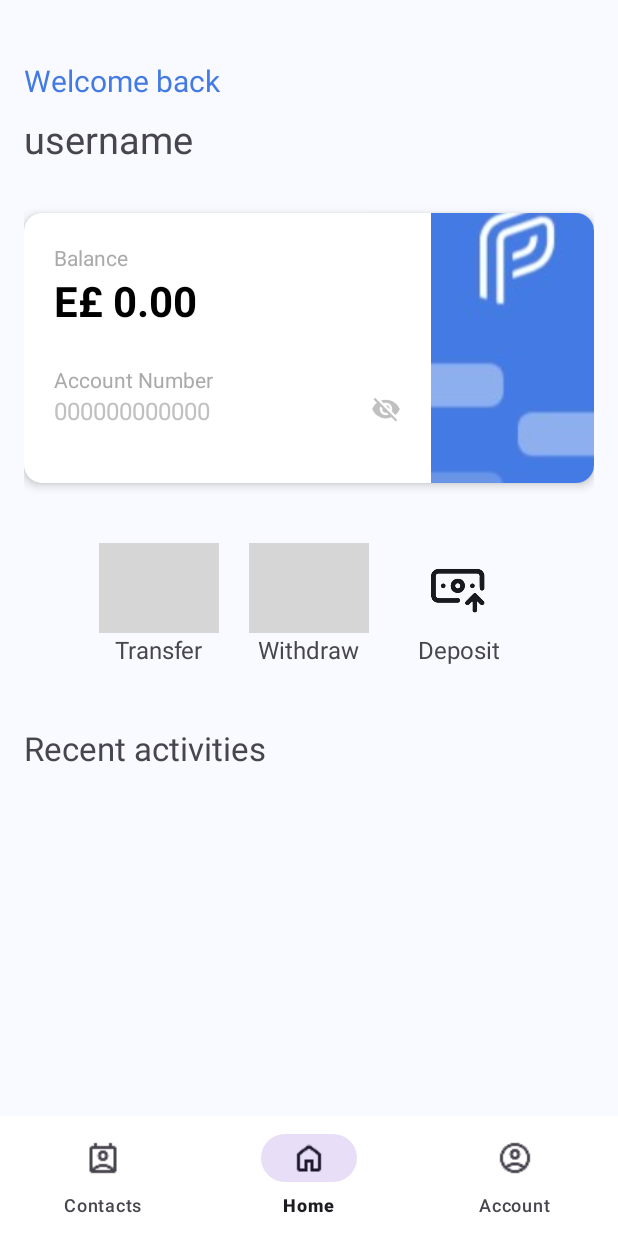
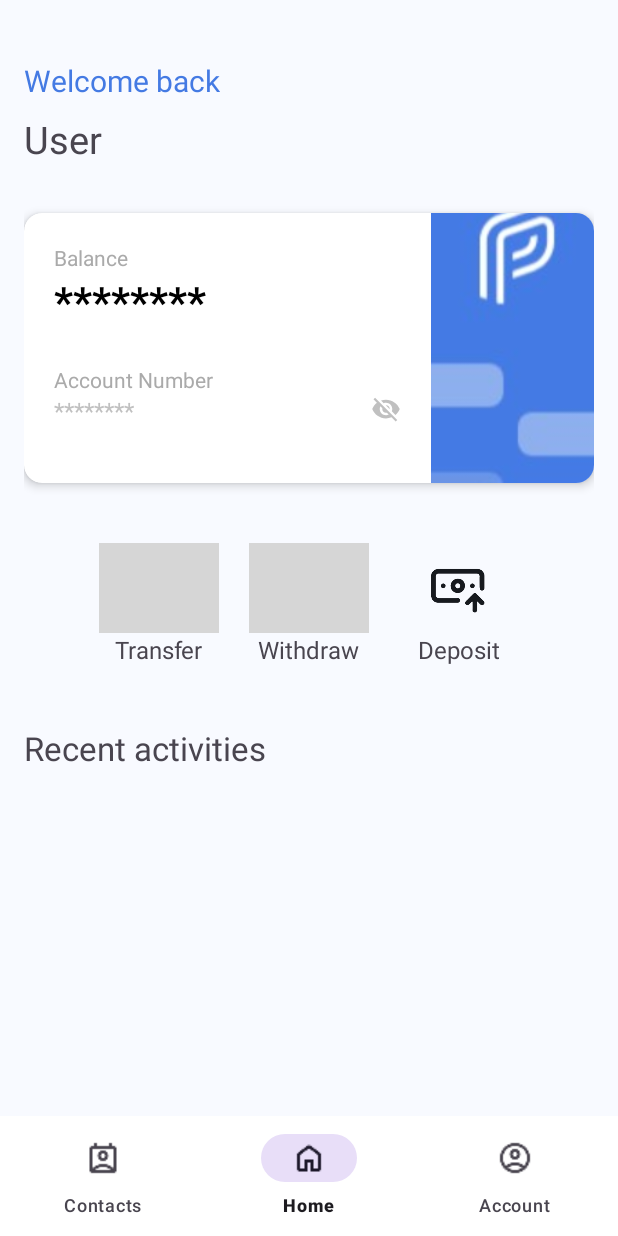
Before and after one commit to YousefMoPrince/PayOnApplication, an Android app: the MainActivity screen opened directly, with no data from a screen before it, on a phone screen of 412 x 824 dp. Run offline under Robolectric (Android 15) with nearby library versions, the phone set to English and light mode, and no system bars; Roboto replaces fonts that are not available here; grey boxes are pictures that could not be loaded.

```diff
--- a/app/src/main/java/com/megabyte/payonapplication/MainActivity.java
+++ b/app/src/main/java/com/megabyte/payonapplication/MainActivity.java
@@ -25,11 +25,10 @@ public class MainActivity extends AppCompatActivity {
     private TextView user, balance, account_number;
     private ImageView visibility, transfer, withdraw, deposit;
 
-
     private boolean isHidden = true;
-    private String realBalance = "";
+    private String realBalance = "0.00";
     private String realAccountNumber = "";
-    private String currentSource = "";
+    private String currentSource = "MainActivity";
 
     @Override
     protected void onCreate(Bundle savedInstanceState) {
@@ -38,12 +37,12 @@ public class MainActivity extends AppCompatActivity {
         setContentView(R.layout.activity_main);
 
         initViews();
-        updateDisplay();
         setupClickListeners();
         applyWindowInsets();
-        onResume();
+
+        loadUserData();
     }
-    // Initialize views
+
     private void initViews() {
         user = findViewById(R.id.username);
         balance = findViewById(R.id.balance);
@@ -55,68 +54,87 @@ public class MainActivity extends AppCompatActivity {
         transfer = findViewById(R.id.transfer_image);
     }
 
-
     private void loadUserData() {
         SharedPreferences prefs = getSharedPreferences("MyAppPrefs", MODE_PRIVATE);
-        String userId = prefs.getString("USER_ID", "0");
-        //get wallet data
+        String source = getIntent().getStringExtra("source");
+
+        String userId;
+        String username;
+    //load data from phone storage
+        if (source != null && source.equals("ActivitySignIn")) {
+            userId = prefs.getString("USER_ID", "0");
+            username = prefs.getString("USERNAMELOGGED", "User");
+            realAccountNumber = prefs.getString("ACCOUNT_NUMBERLOGGED", "000000000000");
+            realBalance = prefs.getString("BALANCELOGGED", "0.00");
+            currentSource = "ActivitySignIn";
+        } else if (source != null && source.equals("ActivitySignUp")) {
+            // تصحيح else لتصبح else if
+            userId = prefs.getString("USER_ID", "0");
+            username = prefs.getString("USERNAME", "User");
+            realAccountNumber = prefs.getString("ACCOUNT_NUMBER", "000000000000");
+            realBalance = prefs.getString("BALANCE", "0.00");
+            currentSource = "ActivitySignUp";
+        } else {
+            userId = prefs.getString("USER_ID", "0");
+            username = prefs.getString("USERNAMELOGGED", "User");
+            realAccountNumber = prefs.getString("ACCOUNT_NUMBERLOGGED", "000000000000");
+            realBalance = prefs.getString("BALANCELOGGED", "0.00");
+        }
+
+        user.setText(username);
+        updateDisplay();
+
+        // تحديث الرصيد من السيرفر
         ApiService apiService = RetrofitClient.getClient().create(ApiService.class);
         apiService.getWallet(Long.parseLong(userId)).enqueue(new retrofit2.Callback<GeneralApiResponse<WalletResponse>>() {
             @Override
             public void onResponse(Call<GeneralApiResponse<WalletResponse>> call, Response<GeneralApiResponse<WalletResponse>> response) {
                 if (response.isSuccessful() && response.body() != null) {
-                    String latestBalance = response.body().getData().getBalance().toString();
-
-                    balance.setText("E£ " + latestBalance);
-                    account_number.setText(prefs.getString("ACCOUNT_NUMBERLOGGED", "000000000000"));
-                    account_number.setText(prefs.getString("ACCOUNT_NUMBER", "000000000000"));
-
+                    realBalance = response.body().getData().getBalance().toString();
 
                     SharedPreferences.Editor editor = prefs.edit();
-                    editor.putString("BALANCELOGGED", latestBalance);
-                    editor.putString("BALANCE", latestBalance);
+                    editor.putString("BALANCELOGGED", realBalance);
+                    editor.putString("BALANCE", realBalance);
                     editor.apply();
+
+                    updateDisplay();
                 }
             }
 
             @Override
             public void onFailure(Call<GeneralApiResponse<WalletResponse>> call, Throwable t) {
-                balance.setText("E£ " + prefs.getString("BALANCELOGGED", "0.00"));
-                account_number.setText(prefs.getString("ACCOUNT_NUMBERLOGGED", "00000000"));
-                account_number.setText(prefs.getString("ACCOUNT_NUMBER", "000000000000"));
+                updateDisplay();
             }
         });
     }
-
+    //on click functions
     private void setupClickListeners() {
         visibility.setOnClickListener(v -> {
             isHidden = !isHidden;
             updateDisplay();
         });
+
         withdraw.setOnClickListener(v -> {
             Intent intent = new Intent(MainActivity.this, Withdraw.class);
             intent.putExtra("source", currentSource);
             startActivity(intent);
         });
 
-
         deposit.setOnClickListener(v -> {
             Intent intent = new Intent(MainActivity.this, Deposit.class);
             intent.putExtra("source", currentSource);
             startActivity(intent);
         });
+
         transfer.setOnClickListener(v -> {
             Intent intent = new Intent(MainActivity.this, Transfer.class);
             intent.putExtra("source", currentSource);
             startActivity(intent);
-                });
-
-
+        });
+        //set bottom navigation
         bottomNavigationView.setSelectedItemId(R.id.navigation_home);
-
         bottomNavigationView.setOnItemSelectedListener(item -> {
             int itemId = item.getItemId();
-
             if (itemId == R.id.navigation_home) {
                 return true;
             } else if (itemId == R.id.navigation_contacts) {
@@ -153,10 +171,4 @@ public class MainActivity extends AppCompatActivity {
             return insets;
         });
     }
-    @Override
-    protected void onResume() {
-        super.onResume();
-        loadUserData();
-    }
-
 }
```
